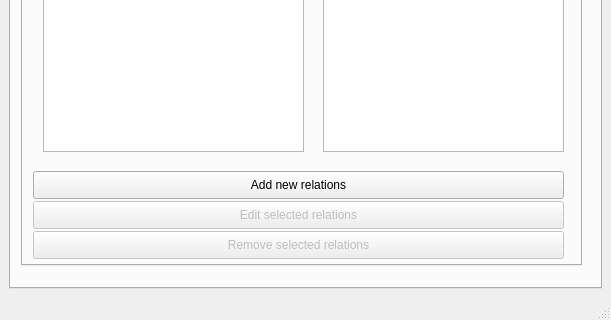
Above: Verklegt/mainmenu.ui from disaerna/T-113-VLN1 before the change; both pictures show x 0 to 611 and y 360 to 680 of the 611 by 680 pixel window. Below: the same form after it.
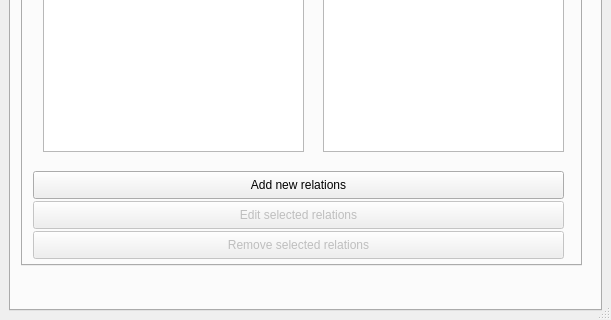
That is the form after the change.

What changed in the file:
```diff
--- a/Verklegt/mainmenu.ui
+++ b/Verklegt/mainmenu.ui
@@ -29,6 +29,18 @@
    <number>0</number>
   </property>
   <widget class="QWidget" name="centralwidget">
+   <property name="minimumSize">
+    <size>
+     <width>611</width>
+     <height>680</height>
+    </size>
+   </property>
+   <property name="maximumSize">
+    <size>
+     <width>611</width>
+     <height>680</height>
+    </size>
+   </property>
    <layout class="QVBoxLayout" name="verticalLayout_3">
     <item>
      <widget class="QTabWidget" name="Mainmenu_tabs">
```
